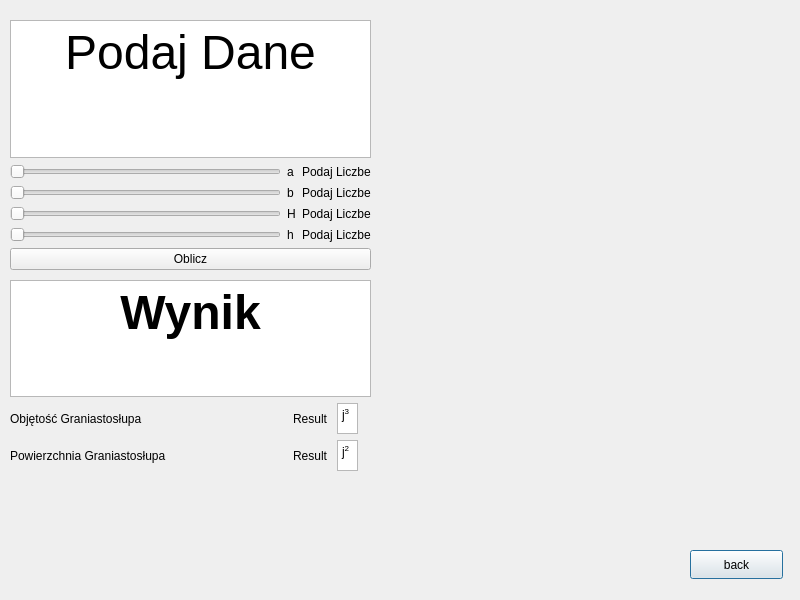
This is pyramidrectangle.ui in KwRafik/GeometryCalc as Qt 5 draws it before an edit. The edited form follows.
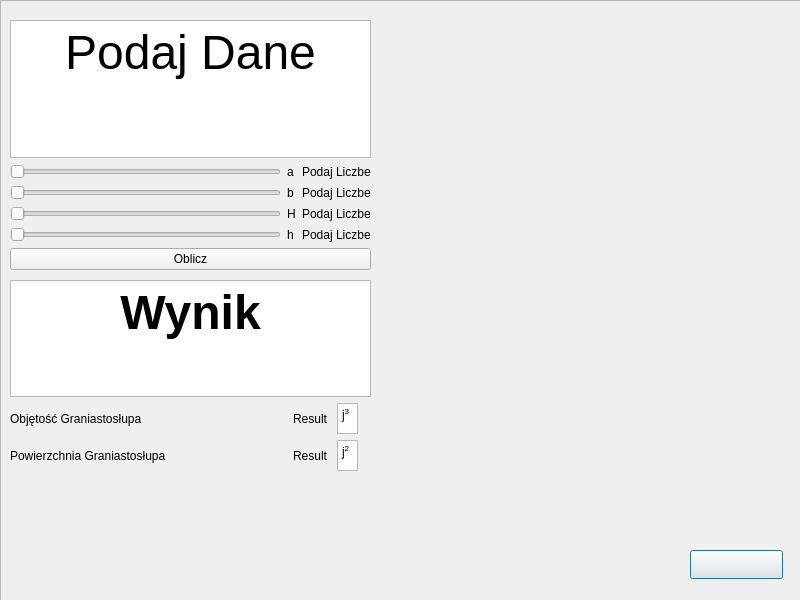
This is the edited form. Icons and pictures are not drawn.

What changed in the file:
```diff
--- a/pyramidrectangle.ui
+++ b/pyramidrectangle.ui
@@ -34,8 +34,11 @@
      <height>29</height>
     </rect>
    </property>
+   <property name="styleSheet">
+    <string notr="true">image: url(:/image/grafika/back.png);</string>
+   </property>
    <property name="text">
-    <string>back</string>
+    <string/>
    </property>
   </widget>
   <widget class="QWidget" name="layoutWidget">
@@ -339,6 +342,30 @@
     <string/>
    </property>
   </widget>
+  <widget class="QFrame" name="frame">
+   <property name="geometry">
+    <rect>
+     <x>0</x>
+     <y>0</y>
+     <width>801</width>
+     <height>601</height>
+    </rect>
+   </property>
+   <property name="styleSheet">
+    <string notr="true">image: url(:/image/grafika/backgraund.png);</string>
+   </property>
+   <property name="frameShape">
+    <enum>QFrame::StyledPanel</enum>
+   </property>
+   <property name="frameShadow">
+    <enum>QFrame::Raised</enum>
+   </property>
+  </widget>
+  <zorder>frame</zorder>
+  <zorder>backbutton</zorder>
+  <zorder>layoutWidget</zorder>
+  <zorder>layoutWidget_2</zorder>
+  <zorder>label</zorder>
  </widget>
  <resources/>
  <connections/>
```
